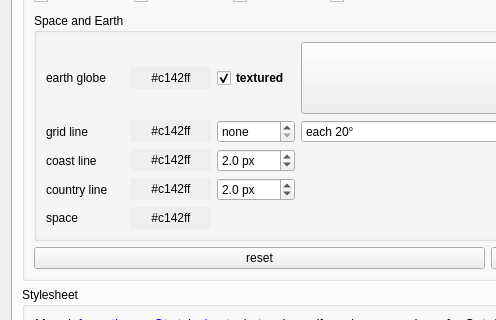
The window that QuteScoop/src/PreferencesDialog.ui (qutescoop/qutescoop) describes before a commit, drawn with Qt 5; both pictures show x 0 to 496 and y 91 to 411 of the 976 by 732 pixel window.
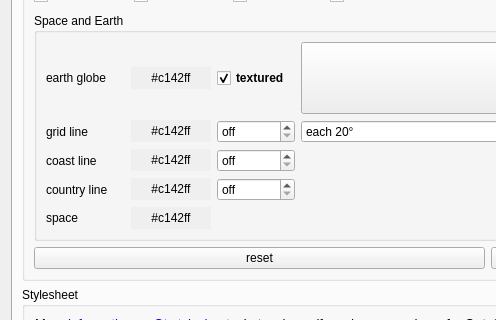
The same window after the commit. The open tabs and pages were chosen to show the change. Icons and pictures are not drawn.

Patch:
```diff
--- a/QuteScoop/src/PreferencesDialog.ui
+++ b/QuteScoop/src/PreferencesDialog.ui
@@ -1143,7 +1143,7 @@
                <item row="2" column="3">
                 <widget class="QDoubleSpinBox" name="sbGridLineStrength">
                  <property name="specialValueText">
-                  <string>none</string>
+                  <string>off</string>
                  </property>
                  <property name="suffix">
                   <string> px</string>
@@ -1160,12 +1160,15 @@
                  <property name="singleStep">
                   <double>0.100000000000000</double>
                  </property>
+                 <property name="value">
+                  <double>0.000000000000000</double>
+                 </property>
                 </widget>
                </item>
                <item row="3" column="3">
                 <widget class="QDoubleSpinBox" name="sbCoastLineStrength">
                  <property name="specialValueText">
-                  <string>none</string>
+                  <string>off</string>
                  </property>
                  <property name="suffix">
                   <string> px</string>
@@ -1183,14 +1186,14 @@
                   <double>0.100000000000000</double>
                  </property>
                  <property name="value">
-                  <double>2.000000000000000</double>
+                  <double>0.000000000000000</double>
                  </property>
                 </widget>
                </item>
                <item row="4" column="3">
                 <widget class="QDoubleSpinBox" name="sbCountryLineStrength">
                  <property name="specialValueText">
-                  <string>none</string>
+                  <string>off</string>
                  </property>
                  <property name="suffix">
                   <string> px</string>
@@ -1208,7 +1211,7 @@
                   <double>0.100000000000000</double>
                  </property>
                  <property name="value">
-                  <double>2.000000000000000</double>
+                  <double>0.000000000000000</double>
                  </property>
                 </widget>
                </item>
```
Left out of the diff: 129 changed lines with no effect on the pictures.
